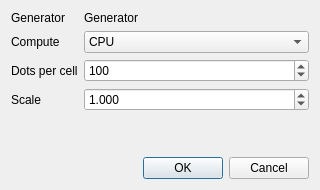
This is src/apps/generator_settings_dialog.ui in b3h4re/world-gen as Qt 5 draws it before an edit. The edited form follows.
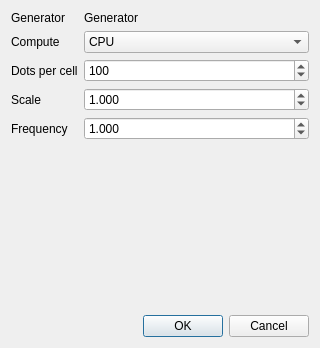
This is the edited form.

The edit to the form file:
```diff
--- a/src/apps/generator_settings_dialog.ui
+++ b/src/apps/generator_settings_dialog.ui
@@ -7,7 +7,7 @@
     <x>0</x>
     <y>0</y>
     <width>320</width>
-    <height>190</height>
+    <height>348</height>
    </rect>
   </property>
   <property name="windowTitle">
@@ -97,6 +97,32 @@
        </property>
       </widget>
      </item>
+     <item row="4" column="0">
+      <widget class="QLabel" name="frequencyLabel">
+       <property name="text">
+        <string>Frequency</string>
+       </property>
+      </widget>
+     </item>
+     <item row="4" column="1">
+      <widget class="QDoubleSpinBox" name="frequencySpinBox">
+       <property name="decimals">
+        <number>3</number>
+       </property>
+       <property name="minimum">
+        <double>-1000000.000000000000000</double>
+       </property>
+       <property name="maximum">
+        <double>1000000.000000000000000</double>
+       </property>
+       <property name="singleStep">
+        <double>0.100000000000000</double>
+       </property>
+       <property name="value">
+        <double>1.000000000000000</double>
+       </property>
+      </widget>
+     </item>
     </layout>
    </item>
    <item>
```
